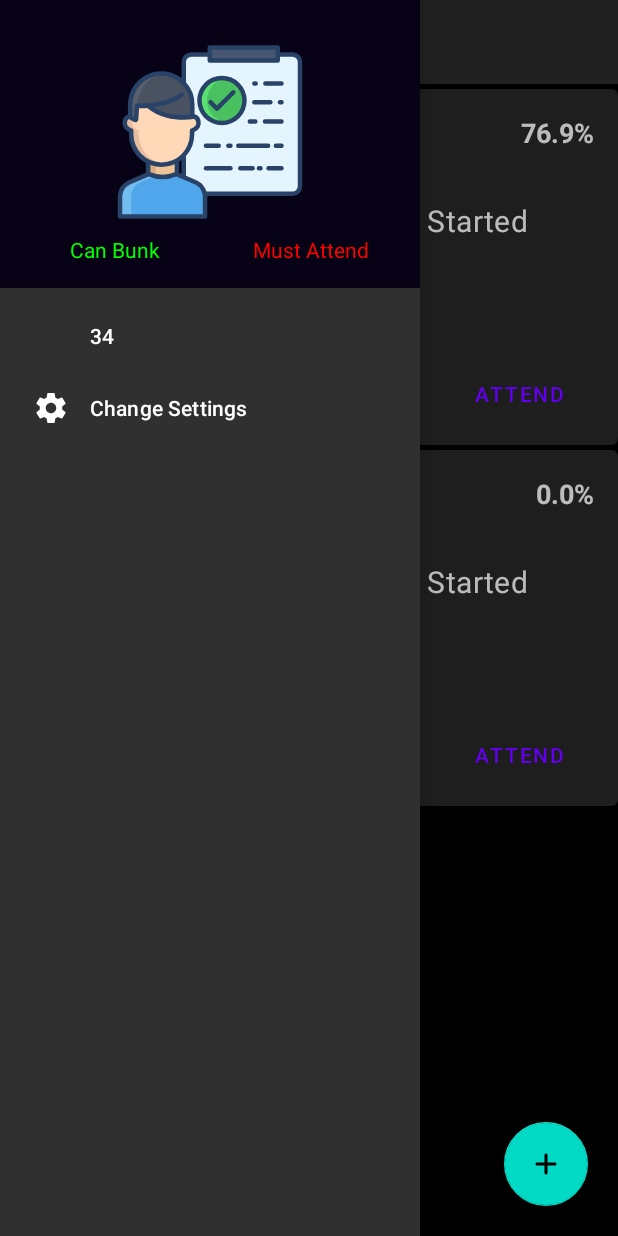
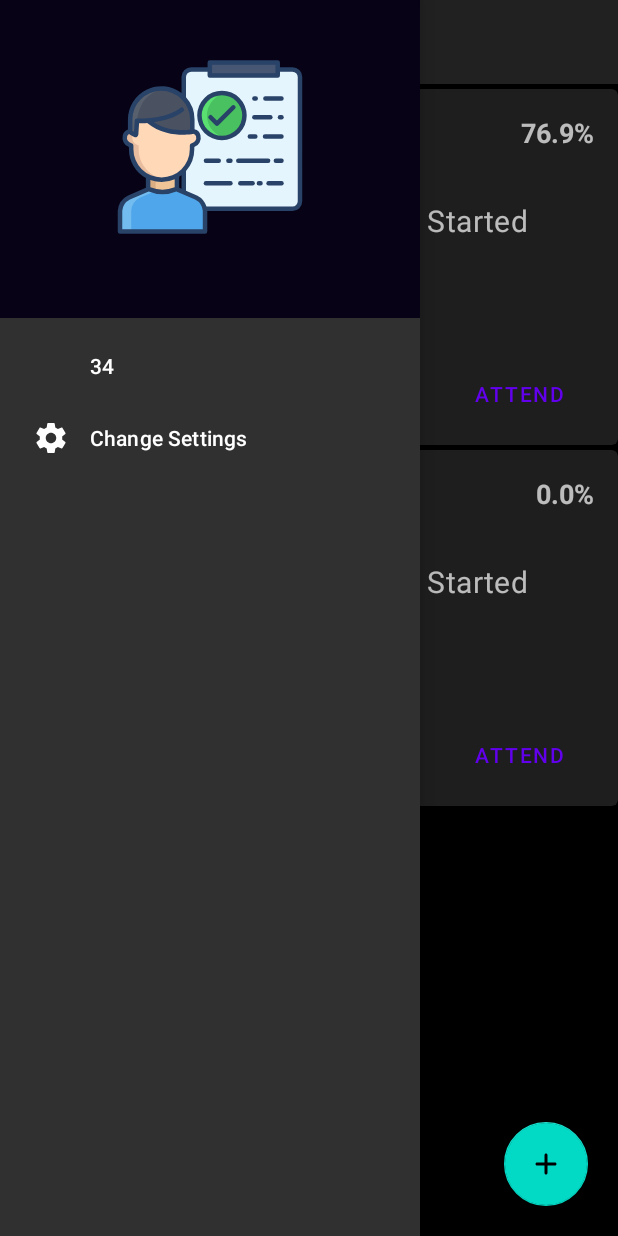
Before and after one commit to FareesHussain/BunkManager, an Android app: the screen it shows after launch (MainActivity), with the side drawer open, on a phone screen of 412 x 824 dp. Run offline under Robolectric (Android 15) with nearby library versions, the phone set to English and light mode, and no system bars; our stand-ins replace Room's generated code, navigation-ui.

Commit message:
nav drawer updates for total bunk and total attend

```diff
--- a/app/src/main/java/farees/hussain/bunkmanager/MainActivity.kt
+++ b/app/src/main/java/farees/hussain/bunkmanager/MainActivity.kt
@@ -9,6 +9,7 @@ import android.os.Build
 import androidx.appcompat.app.AppCompatActivity
 import android.os.Bundle
 import android.view.LayoutInflater
+import android.view.View
 import android.widget.ImageView
 import androidx.appcompat.app.ActionBar
 import androidx.core.app.NotificationCompat
@@ -30,6 +31,21 @@ class MainActivity : AppCompatActivity() {
         super.onCreate(savedInstanceState)
         b = ActivityMainBinding.inflate(layoutInflater)
         setContentView(b.root)
+
+        //navHeader settings
+        var navView = navView
+        var navHeader = navView.getHeaderView(0)
+        var canBunkCount = navHeader.tvCanBunk
+        var mustAttend = navHeader.tvMustAttend
+        canBunkCount.apply {
+            //if(getSubjectsCount>0) text = "Can Bunk : $totalCanBunk" else
+            visibility = View.GONE
+        }
+        mustAttend.apply {
+            //if(getSubjectsCount>0) text = "Can Attend : $totalMustAttend" else
+            visibility = View.GONE
+        }
+
         //tool bar settings
         val navController = findNavController(R.id.nav_host_fragment)
         val appBarConfiguration = AppBarConfiguration(navController.graph, drawerLayout)
--- a/app/src/main/java/farees/hussain/bunkmanager/db/database/SubjectDao.kt
+++ b/app/src/main/java/farees/hussain/bunkmanager/db/database/SubjectDao.kt
@@ -17,8 +17,8 @@ interface SubjectDao {
     fun observeAllSubjectItems(): LiveData<List<Subject>>
 
     @Query("select SUM(classesMustAttend) from subject_items")
-    fun observeTotalMustAttendClasses():LiveData<Float>
+    fun observeTotalMustAttendClasses():LiveData<Int>
 
     @Query("select SUM(classesCanBeBunked) from subject_items")
-    fun observeTotalCanBeBunkedClasses():LiveData<Float>
+    fun observeTotalCanBeBunkedClasses():LiveData<Int>
 }
--- a/app/src/main/res/layout/nav_header.xml
+++ b/app/src/main/res/layout/nav_header.xml
@@ -5,7 +5,7 @@
     xmlns:tools="http://schemas.android.com/tools"
     android:id="@+id/navHeader"
     android:layout_width="match_parent"
-    android:layout_height="192dp"
+    android:layout_height="212dp"
     android:background="?attr/colorPrimaryDark"
     android:padding="16dp"
     android:theme="@style/ThemeOverlay.AppCompat.Dark">
@@ -25,30 +25,27 @@
         tools:ignore="VectorDrawableCompat" />
 
     <TextView
-        android:id="@+id/textView"
+        android:id="@+id/tvCanBunk"
         android:layout_width="wrap_content"
         android:layout_height="wrap_content"
         android:text="Can Bunk"
         android:textColor="#00FF00 "
-        app:layout_constraintBottom_toBottomOf="parent"
+        android:textSize="25sp"
+        app:layout_constraintBottom_toBottomOf="@+id/tvMustAttend"
         app:layout_constraintEnd_toEndOf="parent"
-        app:layout_constraintHorizontal_bias="0.164"
-        app:layout_constraintStart_toStartOf="parent"
-        app:layout_constraintTop_toBottomOf="@+id/navHeaderImage"
-        app:layout_constraintVertical_bias="1.0" />
+        app:layout_constraintTop_toTopOf="@+id/tvMustAttend" />
 
     <TextView
-        android:id="@+id/textView2"
+        android:id="@+id/tvMustAttend"
         android:layout_width="wrap_content"
         android:layout_height="wrap_content"
         android:text="Must Attend"
         android:textColor="#FF0000"
-        app:layout_constraintBottom_toBottomOf="@+id/textView"
-        app:layout_constraintEnd_toEndOf="parent"
-        app:layout_constraintHorizontal_bias="0.778"
-        app:layout_constraintStart_toEndOf="@+id/textView"
-        app:layout_constraintTop_toTopOf="@+id/textView"
-        app:layout_constraintVertical_bias="0.0" />
+        android:textSize="25sp"
+        app:layout_constraintBottom_toBottomOf="parent"
+        app:layout_constraintStart_toStartOf="parent"
+        app:layout_constraintTop_toBottomOf="@+id/navHeaderImage" />
+
 
 
 </androidx.constraintlayout.widget.ConstraintLayout>
```
